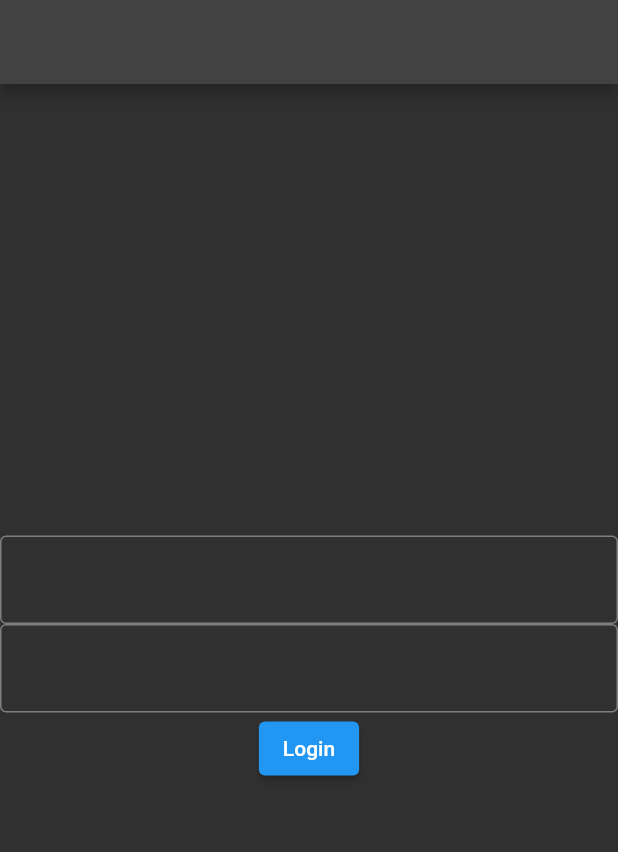
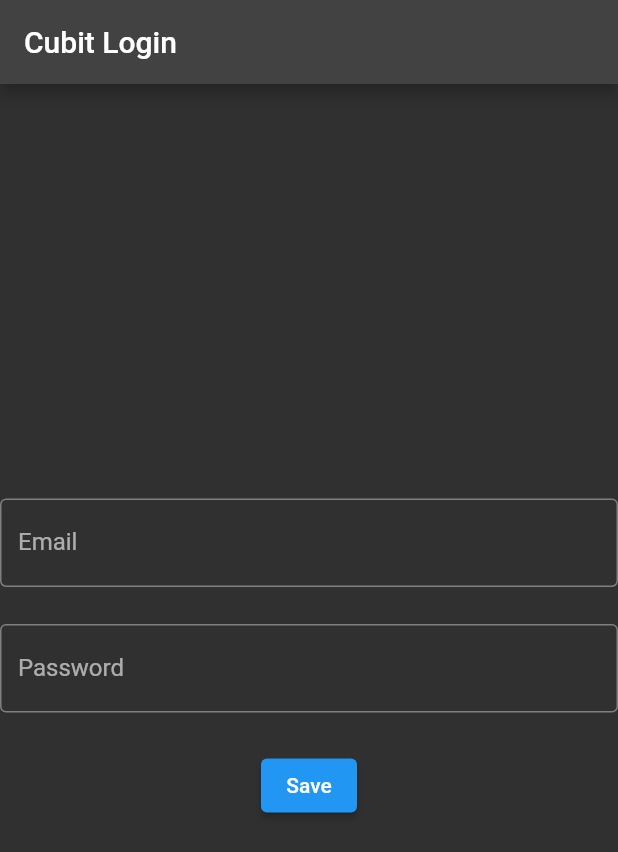
Before and after one commit to armagangok/bloc_cubit_pattern, a Flutter app: the screen it shows after launch, on a phone screen of 412 x 824 dp. Shown: the top 852 px of the screen. Run offline on Flutter 3.47's test engine with Material 2 defaults, Android fonts, the phone set to English and light mode, and no system bars; our stand-ins replace dio, flutter_bloc.

Commit message:
polished, completed

```diff
--- a/lib/auth_with_cubit/feature/login/cubit/login_cubit.dart
+++ b/lib/auth_with_cubit/feature/login/cubit/login_cubit.dart
@@ -1,37 +1,65 @@
-import 'package:flutter/widgets.dart';
+import 'package:flutter/material.dart';
 import 'package:flutter_bloc/flutter_bloc.dart';
+
+import '../model/login_request_model.dart';
+import '../model/login_response_model.dart';
+import '../service/i_login_service.dart';
 
 class LoginCubit extends Cubit<LoginState> {
   final TextEditingController emailController;
   final TextEditingController passwordController;
   final GlobalKey<FormState> formKey;
-  bool isLoginFailed = false;
 
-  LoginCubit(
-    this.emailController,
-    this.passwordController,
-    this.formKey,
-  ) : super(LoginInitial());
+  final ILoginService service;
 
-  void login() {
-    if (formKey.currentState?.validate() ?? false) {
-      //TODO service request
+  bool isLoginFail = false;
+  bool isLoading = false;
+
+  LoginCubit(this.formKey, this.emailController, this.passwordController,
+      {required this.service})
+      : super(LoginInitial());
+
+  Future<void> postUserModel() async {
+    if (formKey.currentState != null && formKey.currentState!.validate()) {
+      changeLoadingView();
+      final data = await service.postUserLogin(LoginRequestModel(
+          email: emailController.text.trim(),
+          password: passwordController.text.trim()));
+      changeLoadingView();
+
+      if (data is LoginResponeModel) {
+        emit(LoginComplete(data));
+      }
     } else {
-      isLoginFailed = true;
-      LoginValidationState(isLoginFailed);
-      emit(LoginValidationState(isLoginFailed));
+      isLoginFail = true;
+      emit(LoginValidateState(isLoginFail));
     }
+  }
+
+  void changeLoadingView() {
+    isLoading = !isLoading;
+    emit(LoginLoadingState(isLoading));
   }
 }
 
 abstract class LoginState {}
 
-class LoginInitial extends LoginState {
-  LoginInitial();
+class LoginInitial extends LoginState {}
+
+class LoginComplete extends LoginState {
+  final LoginResponeModel model;
+
+  LoginComplete(this.model);
 }
 
-class LoginValidationState extends LoginState{
-  bool isValid;
+class LoginValidateState extends LoginState {
+  final bool isValidate;
 
-    LoginValidationState(this.isValid);
+  LoginValidateState(this.isValidate);
 }
+
+class LoginLoadingState extends LoginState {
+  final bool isLoading;
+
+  LoginLoadingState(this.isLoading);
+}
--- /dev/null
+++ b/lib/auth_with_cubit/feature/login/model/login_request_model.dart
@@ -0,0 +1,18 @@
+class LoginRequestModel {
+  String? email;
+  String? password;
+
+  LoginRequestModel({this.email, this.password});
+
+  LoginRequestModel.fromJson(Map<String, dynamic> json) {
+    email = json['email'];
+    password = json['password'];
+  }
+
+  Map<String, dynamic> toJson() {
+    final Map<String, dynamic> data = <String, dynamic>{};
+    data['email'] = email;
+    data['password'] = password;
+    return data;
+  }
+}
--- /dev/null
+++ b/lib/auth_with_cubit/feature/login/model/login_response_model.dart
@@ -0,0 +1,15 @@
+class LoginResponeModel {
+  String? token;
+
+  LoginResponeModel({this.token});
+
+  LoginResponeModel.fromJson(Map<String, dynamic> json) {
+    token = json['token'];
+  }
+
+  Map<String, dynamic> toJson() {
+    final Map<String, dynamic> data = <String, dynamic>{};
+    data['token'] = token;
+    return data;
+  }
+}
--- a/lib/auth_with_cubit/feature/login/service/i_login_service.dart
+++ b/lib/auth_with_cubit/feature/login/service/i_login_service.dart
@@ -1,3 +1,25 @@
+import 'package:dio/dio.dart';
+
+import '../model/login_request_model.dart';
+import '../model/login_response_model.dart';
+
 abstract class ILoginService {
+  final Dio dio;
 
+  ILoginService(this.dio);
+
+  final String loginPath = ILoginServicePath.LOGIN.rawValue;
+
+  Future<LoginResponeModel?> postUserLogin(LoginRequestModel model);
 }
+
+enum ILoginServicePath { LOGIN }
+
+extension ILoginServicePathExtension on ILoginServicePath {
+  String get rawValue {
+    switch (this) {
+      case ILoginServicePath.LOGIN:
+        return '/login';
+    }
+  }
+}
--- a/lib/auth_with_cubit/feature/login/view/login_view.dart
+++ b/lib/auth_with_cubit/feature/login/view/login_view.dart
@@ -1,78 +1,123 @@
+import 'package:dio/dio.dart';
 import 'package:flutter/material.dart';
 import 'package:flutter_bloc/flutter_bloc.dart';
 
 import '../cubit/login_cubit.dart';
+import '../service/login_service.dart';
+import 'login_detail_view.dart';
 
 class LoginView extends StatelessWidget {
+  final GlobalKey<FormState> formKey = GlobalKey();
+  final TextEditingController emailController = TextEditingController();
+  final TextEditingController passwordController = TextEditingController();
+  final String baseUrl = 'https://reqres.in/api';
+
   LoginView({Key? key}) : super(key: key);
 
-  final GlobalKey<FormState> formKey = GlobalKey();
-  final emailController = TextEditingController();
-  final passwordController = TextEditingController();
   @override
   Widget build(BuildContext context) {
     return BlocProvider(
       create: (context) => LoginCubit(
+        formKey,
         emailController,
         passwordController,
-        formKey,
+        service: LoginService(Dio(BaseOptions(baseUrl: baseUrl))),
       ),
       child: BlocConsumer<LoginCubit, LoginState>(
         listener: (context, state) {
-          // TODO: implement listener
+          if (state is LoginComplete) {
+            state.navigate(context);
+          }
         },
         builder: (context, state) {
-          return Scaffold(
-            appBar: _buildAppBar(),
-            body: Form(
-              key: formKey,
-              autovalidateMode: autoValidate(state),
-              child: Column(
-                mainAxisAlignment: MainAxisAlignment.center,
-                children: [
-                  emailField(state),
-                  passwordField(),
-                  loginButton(context),
-                ],
-              ),
-            ),
-          );
+          return buildScaffold(context, state);
         },
       ),
     );
   }
 
-  AutovalidateMode autoValidate(LoginState state) => state
-          is LoginValidationState
-      ? (state.isValid ? AutovalidateMode.always : AutovalidateMode.disabled)
-      : AutovalidateMode.disabled;
-
-  ElevatedButton loginButton(BuildContext context) {
-    return ElevatedButton(
-      onPressed: () {
-        context.read<LoginCubit>().login();
-      },
-      child: const Text("Login"),
+  Scaffold buildScaffold(BuildContext context, LoginState state) {
+    return Scaffold(
+      appBar: buildAppBar(context),
+      body: Form(
+        key: formKey,
+        autovalidateMode: autovalidateMode(state),
+        child: Column(
+          mainAxisAlignment: MainAxisAlignment.center,
+          children: [
+            buildTextFormFieldLogin(),
+            SizedBox(height: MediaQuery.of(context).size.height * 0.03),
+            buildTextFormFieldPassword(),
+            SizedBox(height: MediaQuery.of(context).size.height * 0.03),
+            buildElevatedButtonLogin(context)
+          ],
+        ),
+      ),
     );
   }
 
-  TextFormField passwordField() {
-    return TextFormField(
-      decoration: _decoration(),
-      validator: (r) => (r ?? '').length > 5 ? null : 'Shorter then 5.',
-      autovalidateMode: AutovalidateMode.disabled,
+  Widget buildElevatedButtonLogin(BuildContext context) {
+    return BlocConsumer<LoginCubit, LoginState>(
+      listener: (context, state) {},
+      builder: (context, state) {
+        if (state is LoginComplete) {
+          return const Card(
+            child: Icon(Icons.check),
+          );
+        }
+        return ElevatedButton(
+          onPressed: context.watch<LoginCubit>().isLoading
+              ? null
+              : () {
+                  context.read<LoginCubit>().postUserModel();
+                },
+          child: context.watch<LoginCubit>().isLoading
+              ? const Padding(
+                  padding: EdgeInsets.all(8.0),
+                  child: CircularProgressIndicator(),
+                )
+              : const Text('Save'),
+        );
+      },
     );
   }
 
-  TextFormField emailField(LoginState state) {
-    return TextFormField(
-      decoration: _decoration(),
-      validator: (r) => (r ?? '').length > 5 ? null : 'Shorter then 5.',
+  AppBar buildAppBar(BuildContext context) {
+    return AppBar(
+      title: const Text('Cubit Login'),
     );
   }
 
-  InputDecoration _decoration() =>
-      const InputDecoration(border: OutlineInputBorder());
+  AutovalidateMode autovalidateMode(LoginState state) => state
+          is LoginValidateState
+      ? (state.isValidate ? AutovalidateMode.always : AutovalidateMode.disabled)
+      : AutovalidateMode.disabled;
 
-  AppBar _buildAppBar() => AppBar();
+  TextFormField buildTextFormFieldLogin() {
+    return TextFormField(
+      controller: emailController,
+      validator: (value) => (value ?? '').length > 6 ? null : '6 ten kucuk',
+      decoration: const InputDecoration(
+          border: OutlineInputBorder(), labelText: 'Email'),
+    );
+  }
+
+  TextFormField buildTextFormFieldPassword() {
+    return TextFormField(
+      controller: passwordController,
+      validator: (value) => (value ?? '').length > 5 ? null : 'shorter then 5',
+      decoration: const InputDecoration(
+          border: OutlineInputBorder(), labelText: 'Password'),
+    );
+  }
 }
+
+extension LoginCompleteExtension on LoginComplete {
+  void navigate(BuildContext context) {
+    Navigator.of(context).push(MaterialPageRoute(
+      builder: (context) => LoginDetialView(
+        model: model,
+      ),
+    ));
+  }
+}
```
Also changed, not shown: lib/auth_with_cubit/feature/login/service/login_service.dart (+22 -0 lines), lib/auth_with_cubit/feature/login/view/login_detail_view.dart (added, +17 -0 lines).
